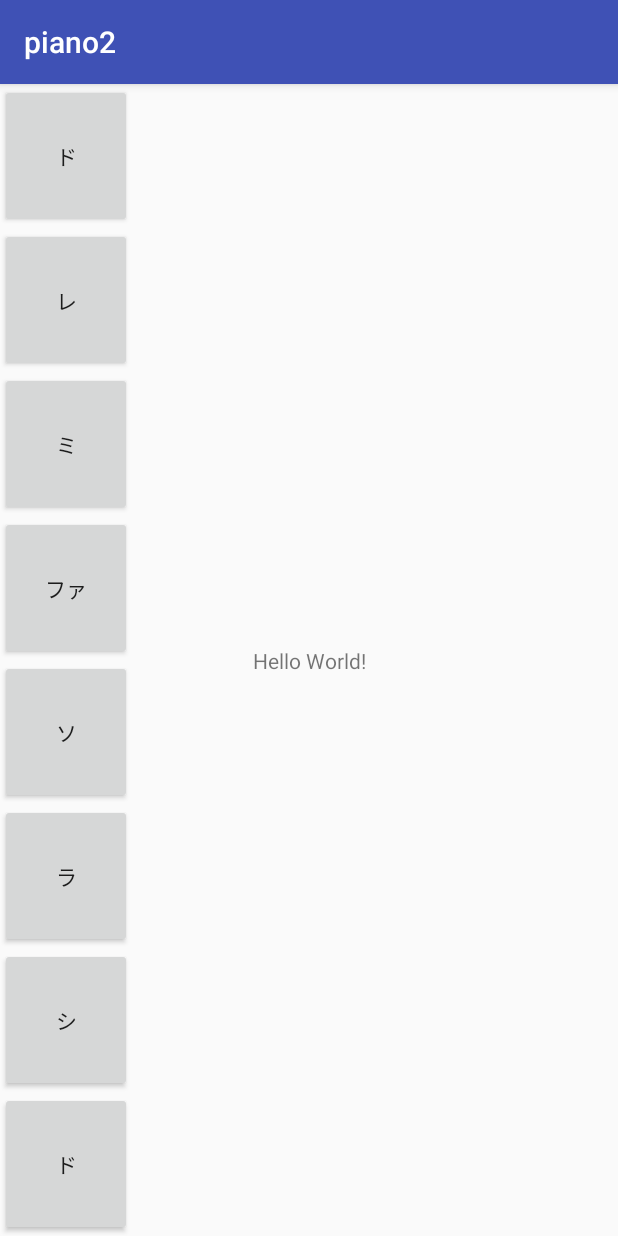
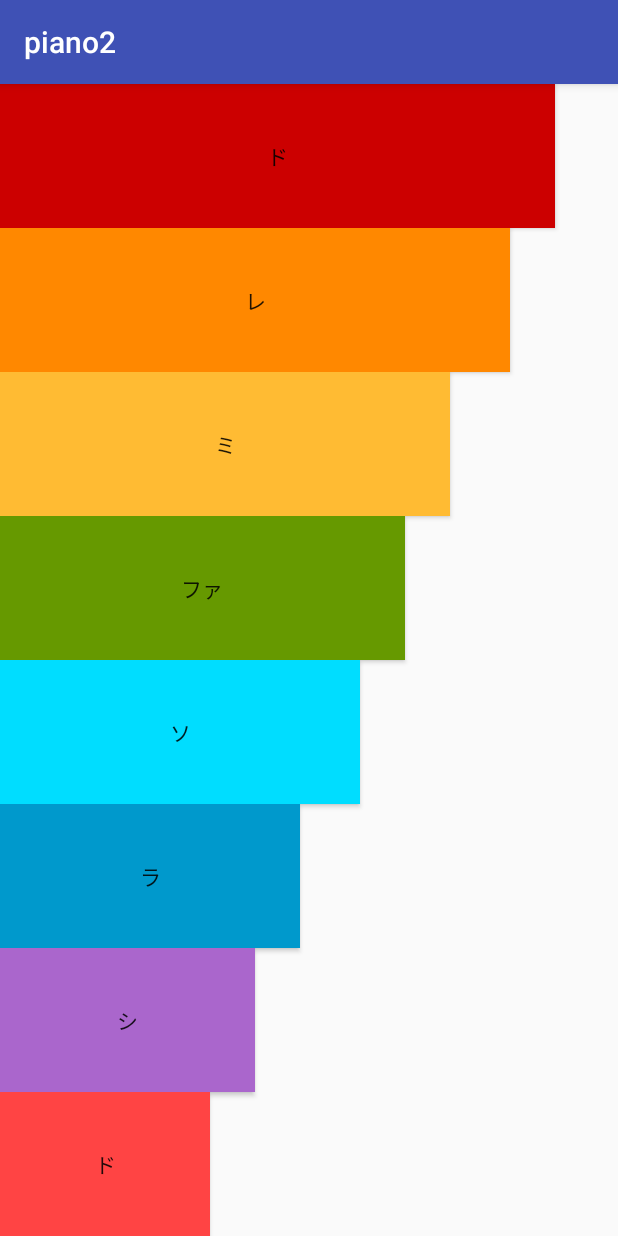
Before and after one commit to hinamomo/piano2, an Android app: the screen it shows after launch (MainActivity), on a phone screen of 412 x 824 dp. Run offline under Robolectric (Android 15) with nearby library versions, the phone set to English and light mode, and no system bars.

Commit message:
add colors and width.

```diff
--- a/app/src/main/res/layout/activity_main.xml
+++ b/app/src/main/res/layout/activity_main.xml
@@ -6,84 +6,83 @@
     android:layout_height="match_parent"
     tools:context="com.example.piano2.MainActivity">
 
-    <TextView
-        android:layout_width="wrap_content"
-        android:layout_height="wrap_content"
-        android:text="Hello World!"
-        app:layout_constraintBottom_toBottomOf="parent"
-        app:layout_constraintLeft_toLeftOf="parent"
-        app:layout_constraintRight_toRightOf="parent"
-        app:layout_constraintTop_toTopOf="parent" />
-
     <Button
         android:id="@+id/doButton"
-        android:layout_width="wrap_content"
+        android:layout_width="370dp"
         android:layout_height="0dp"
         android:layout_weight="1"
+        android:background="@android:color/holo_red_dark"
         android:text="ド"
         app:layout_constraintBottom_toTopOf="@+id/reButton"
         app:layout_constraintTop_toTopOf="parent" />
 
     <Button
         android:id="@+id/reButton"
-        android:layout_width="wrap_content"
+        android:layout_width="340dp"
         android:layout_height="0dp"
         android:layout_weight="1"
+        android:background="@android:color/holo_orange_dark"
+
         android:text="レ"
-
         app:layout_constraintBottom_toTopOf="@+id/miButton"
         app:layout_constraintTop_toBottomOf="@+id/doButton" />
 
     <Button
         android:id="@+id/miButton"
-        android:layout_width="wrap_content"
+        android:layout_width="300dp"
         android:layout_height="0dp"
         android:layout_weight="1"
+        android:background="@android:color/holo_orange_light"
         android:text="ミ"
         app:layout_constraintBottom_toTopOf="@+id/faButton"
         app:layout_constraintTop_toBottomOf="@+id/reButton" />
 
     <Button
         android:id="@+id/faButton"
-        android:layout_width="wrap_content"
+        android:layout_width="270dp"
         android:layout_height="0dp"
         android:layout_weight="1"
+        android:background="@android:color/holo_green_dark"
         android:text="ファ"
         app:layout_constraintBottom_toTopOf="@+id/soButton"
         app:layout_constraintTop_toBottomOf="@+id/miButton" />
 
     <Button
         android:id="@+id/soButton"
-        android:layout_width="wrap_content"
+        android:layout_width="240dp"
         android:layout_height="0dp"
         android:layout_weight="1"
+        android:background="@android:color/holo_blue_bright"
         android:text="ソ"
         app:layout_constraintBottom_toTopOf="@+id/raButton"
         app:layout_constraintTop_toBottomOf="@+id/faButton" />
 
     <Button
         android:id="@+id/raButton"
-        android:layout_width="wrap_content"
+        android:layout_width="200dp"
         android:layout_height="0dp"
         android:layout_weight="1"
+        android:background="@android:color/holo_blue_dark"
         android:text="ラ"
         app:layout_constraintBottom_toTopOf="@+id/siButton"
         app:layout_constraintTop_toBottomOf="@+id/soButton" />
 
     <Button
         android:id="@+id/siButton"
-        android:layout_width="wrap_content"
+        android:layout_width="170dp"
         android:layout_height="0dp"
         android:layout_weight="1"
+        android:background="@android:color/holo_purple"
         android:text="シ"
         app:layout_constraintBottom_toTopOf="@+id/dohButton"
         app:layout_constraintTop_toBottomOf="@+id/raButton" />
 
     <Button
         android:id="@+id/dohButton"
-        android:layout_width="wrap_content"
+        android:layout_width="140dp"
         android:layout_height="0dp"
         android:layout_weight="1"
+        android:background="@android:color/holo_red_light"
         android:text="ド"
         app:layout_constraintBottom_toBottomOf="parent"
         app:layout_constraintTop_toBottomOf="@+id/siButton" />
```
